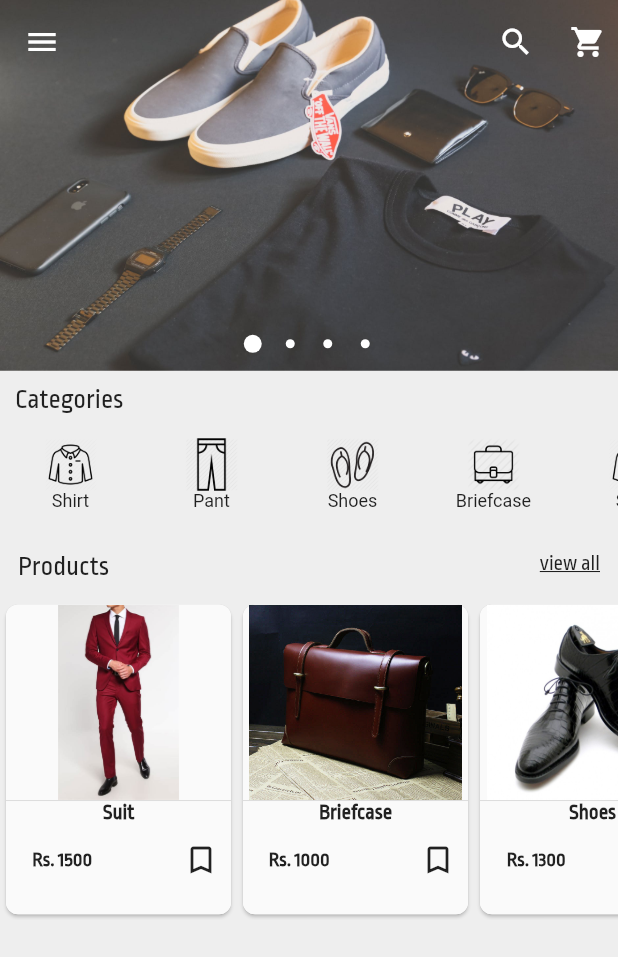
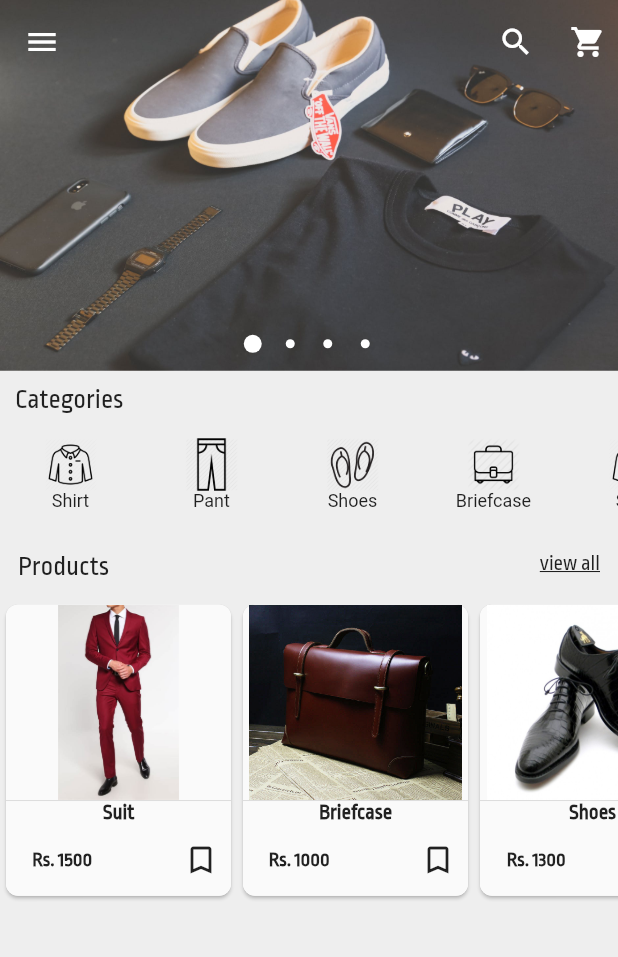
Before and after one commit to nehamdr225/shopping_application_esellglobe, a Flutter app: the screen it shows after launch, after a tap on "Continue without signin!", on a phone screen of 412 x 824 dp. Shown: the top 957 px of the screen. Run offline on Flutter 3.47's test engine with Material 2 defaults, Android fonts, the phone set to English and light mode, and no system bars; drawn by our look-alikes of carousel_pro; our stand-ins replace flutter_secure_storage, smooth_star_rating; missing offline and left inert: flutter_statusbarcolor; Roboto replaces fonts that are missing (Montserrat).

Commit message:
ui changes

```diff
--- a/lib/pages/ProductDetails.dart
+++ b/lib/pages/ProductDetails.dart
@@ -217,7 +217,7 @@ class _HeroDetailsState extends State<HeroDetails> {
                 )),
             Container(
                 padding: EdgeInsets.fromLTRB(8.0, 0.0, 8.0, 8.0),
-                height: 175.0,
+                height: 200.0,
                 width: 360.0,
                 decoration: BoxDecoration(
                     borderRadius:
--- a/lib/pages/Products.dart
+++ b/lib/pages/Products.dart
@@ -19,7 +19,7 @@ class ProductsPage extends StatelessWidget {
             scrollDirection: Axis.vertical,
             gridDelegate: SliverGridDelegateWithFixedCrossAxisCount(
               crossAxisCount: orientation == Orientation.portrait ? 2 : 3,
-              childAspectRatio: 1.0,
+              childAspectRatio: 0.88,
             ),
             itemBuilder: (BuildContext context, int index) {
               return Product(
--- a/lib/widget/Product.dart
+++ b/lib/widget/Product.dart
@@ -21,6 +21,7 @@ class Product extends StatelessWidget {
 
   @override
   Widget build(BuildContext context) {
+
     return Card(
       borderOnForeground: true,
       shape: RoundedRectangleBorder(
@@ -28,6 +29,7 @@ class Product extends StatelessWidget {
       ),
       child: Container(
         width: 150,
+        height: 202.0,
         child: Material(
           borderRadius: BorderRadius.circular(8.0),
           child: InkWell(
--- a/lib/widget/atoms/Details.dart
+++ b/lib/widget/atoms/Details.dart
@@ -8,10 +8,7 @@ class Details extends StatelessWidget {
   Details({this.name, this.price});
   @override
   Widget build(BuildContext context) {
-    // var screenHeight = MediaQuery.of(context).size.height;
-    // var screenWidth = MediaQuery.of(context).size.width;
     return Container(
-        // height: 61,
         child: Column(
           children: <Widget>[
             Text(
--- a/lib/widget/containers/Products.dart
+++ b/lib/widget/containers/Products.dart
@@ -8,7 +8,7 @@ class ProductContainer extends StatelessWidget {
 
   @override
   Widget build(BuildContext context) {
-    var screenHeight = MediaQuery.of(context).size.height/100;
+
     return SliverList(
       delegate: SliverChildListDelegate(<Widget>[
         Padding(
@@ -38,7 +38,7 @@ class ProductContainer extends StatelessWidget {
               ])
             ])),
         Container(
-          height: screenHeight*26,
+          height: 202.0,
           child: ListView.builder(
             itemCount: 10,
             scrollDirection: Axis.horizontal,
```
